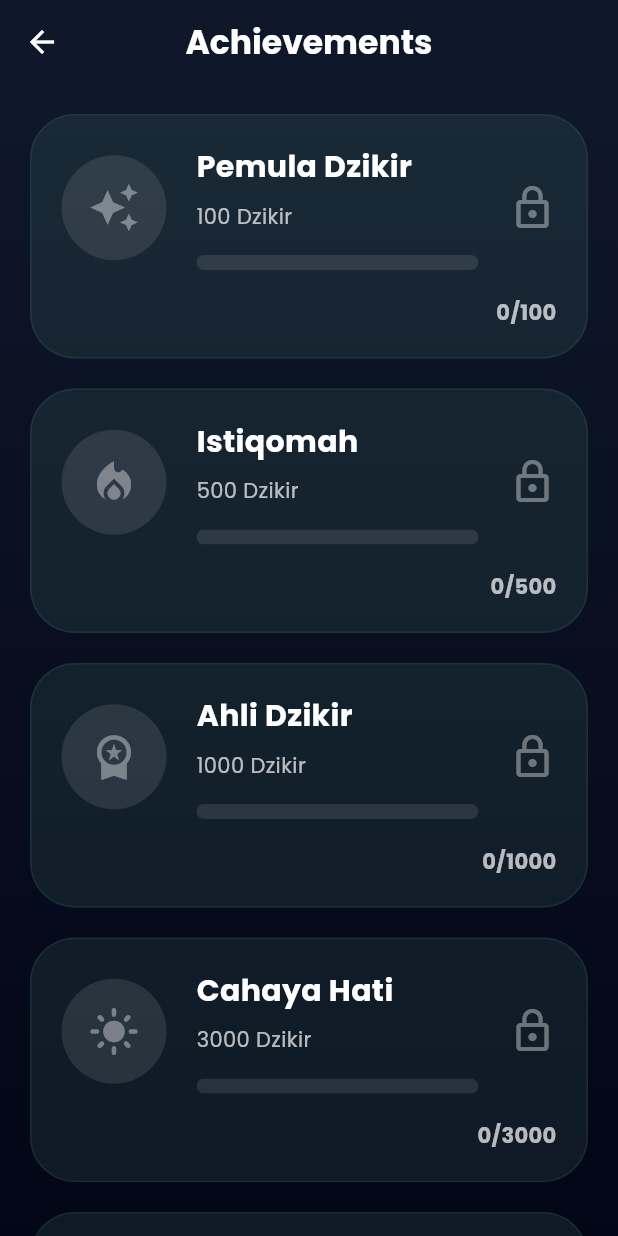
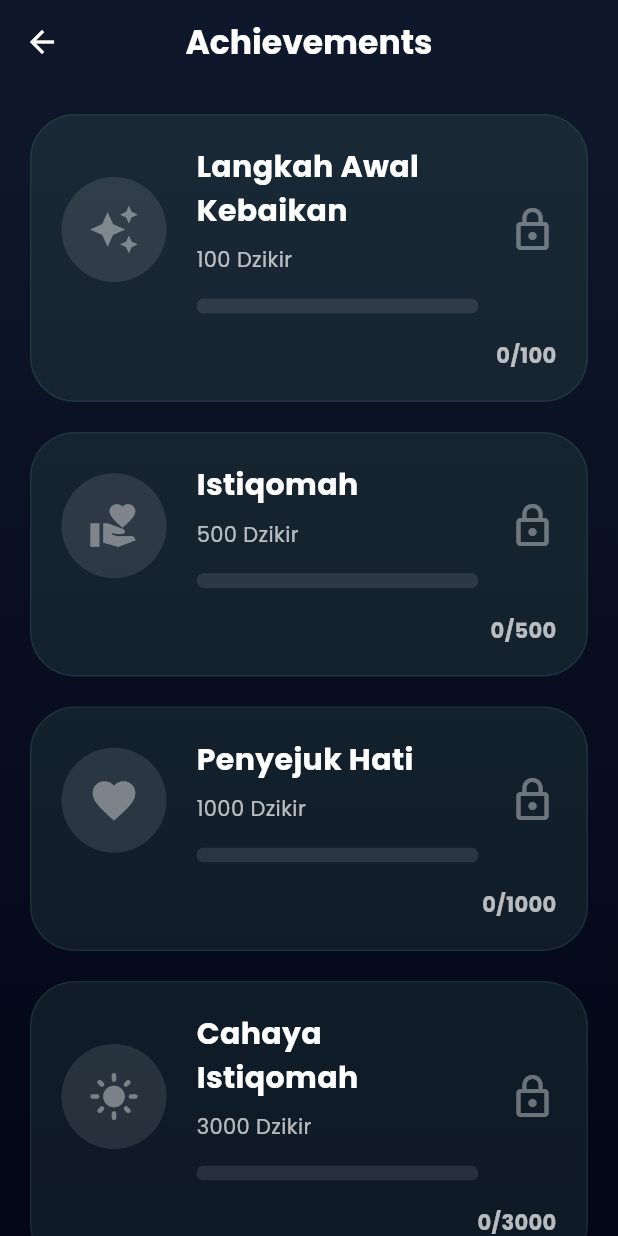
Before and after one commit to jihan-nurlita/dzikr-tasbih, a Flutter app: the AchievementPage screen opened directly, on a phone screen of 412 x 824 dp. Run offline on Flutter 3.47's test engine with Material 3 defaults, Android fonts, the phone set to English and light mode, and no system bars; our stand-ins replace fl_chart, flutter_animate, flutter_colorpicker, font_awesome_flutter, google_fonts, shared_preferences and 1 more; accounts and stored records are empty.

Commit message:
Initial commit

```diff
--- a/lib/models/dzikir_modal_sheet.dart
+++ b/lib/models/dzikir_modal_sheet.dart
@@ -373,7 +373,7 @@ class _DzikirModalSheetState extends State<DzikirModalSheet> {
                 style: OutlinedButton.styleFrom(
                   foregroundColor: widget.theme.accentColor,
                   side: BorderSide(color: widget.theme.accentColor),
-                  padding: const EdgeInsets.symmetric(vertical: 15),
+                  padding: const EdgeInsets.symmetric(vertical: 20),
                   shape: RoundedRectangleBorder(
                     borderRadius: BorderRadius.circular(16),
                   ),
--- a/lib/pages/achievement/achievement_page.dart
+++ b/lib/pages/achievement/achievement_page.dart
@@ -3,6 +3,7 @@ import 'package:dzikr_tasbih/widgets/cards/glass_card.dart';
 import 'package:flutter/material.dart';
 import 'package:provider/provider.dart';
 import '../../providers/tasbih_provider.dart';
+import 'package:font_awesome_flutter/font_awesome_flutter.dart';
 
 class AchievementPage extends StatelessWidget {
   const AchievementPage({
@@ -21,29 +22,39 @@ class AchievementPage extends StatelessWidget {
 
     final achievements = [
       {
-        "title": "Pemula Dzikir",
+        "title": "Langkah Awal Kebaikan",
         "target": 100,
         "icon": Icons.auto_awesome,
       },
       {
         "title": "Istiqomah",
         "target": 500,
-        "icon": Icons.local_fire_department,
+        "icon": Icons.volunteer_activism,
       },
       {
-        "title": "Ahli Dzikir",
+        "title": "Penyejuk Hati",
         "target": 1000,
-        "icon": Icons.workspace_premium,
+        "icon": Icons.favorite,
       },
       {
-        "title": "Cahaya Hati",
+        "title": "Cahaya Istiqomah",
         "target": 3000,
         "icon": Icons.light_mode,
       },
       {
-        "title": "Tasbih Master",
+        "title": "Mutiara Istiqomah",
         "target": 5000,
         "icon": Icons.star_rounded,
+      },
+      {
+        "title": "Mahkota Istiqomah",
+        "target": 7000,
+        "icon": FontAwesomeIcons.solidChessQueen,
+      },
+      {
+        "title": "Puncak Istiqomah",
+        "target": 10000,
+        "icon": FontAwesomeIcons.crown,
       },
     ];
 
--- a/pubspec.yaml
+++ b/pubspec.yaml
@@ -20,6 +20,7 @@ dependencies:
   google_fonts: ^6.2.1
   flutter_svg: ^2.0.10+1
   iconsax: ^0.0.8
+  font_awesome_flutter: 10.6.0
 
   # Animation
   lottie: ^3.1.2
```
Also changed, not shown: pubspec.lock.
